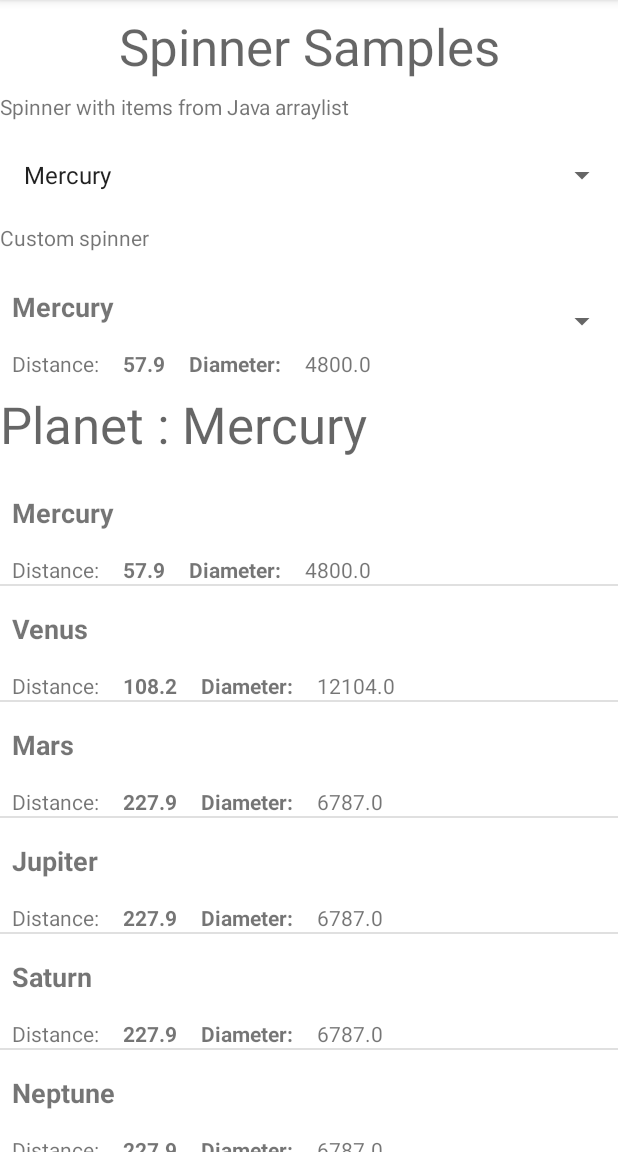
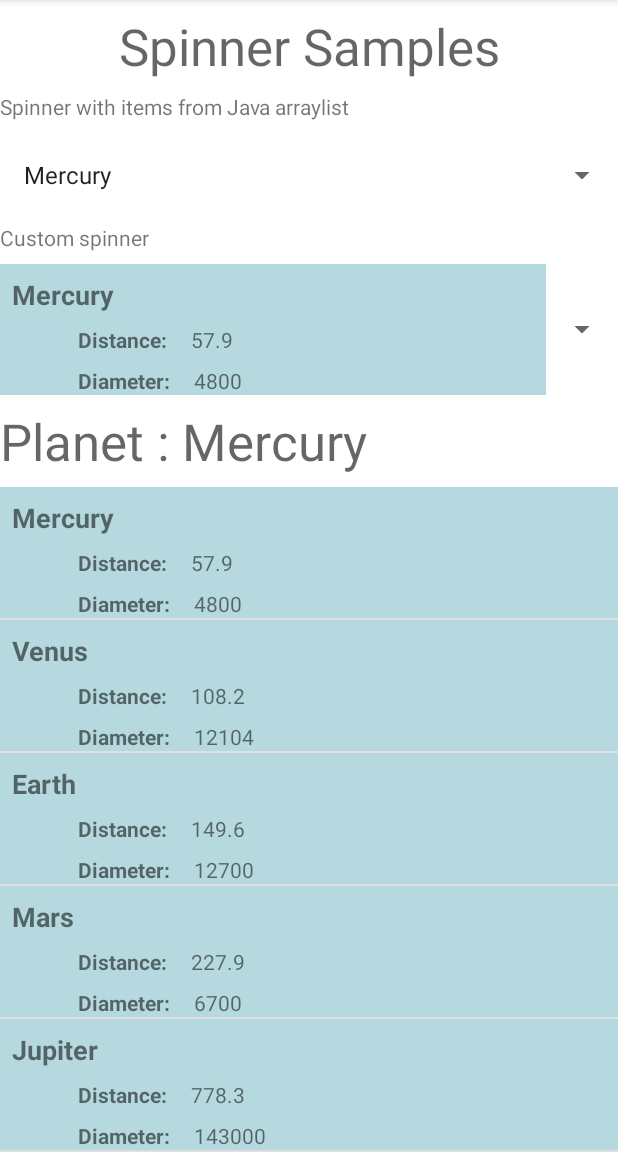
Before and after one commit to tgibbons-css/CIS3334_Planet_Spinners_ListView, an Android app: the screen it shows after launch (MainActivity), on a phone screen of 412 x 824 dp, the part 84-1236 px from its top. Run offline under Robolectric (Android 15) with nearby library versions, the phone set to English and light mode, and no system bars.

Commit message:
Fixed errror with planet display in spinner

```diff
--- a/app/src/main/java/css/planets/MainActivity.java
+++ b/app/src/main/java/css/planets/MainActivity.java
@@ -35,14 +35,20 @@ public class MainActivity extends AppCompatActivity {
     private void initializePlanetList() {
         planetList = new ArrayList<Planet>();
         // planet data from http://www.enchantedlearning.com/subjects/astronomy/planets/
-        planetList.add(new Planet("Mercury", 57.9, 4800.0));
-        planetList.add(new Planet("Venus", 108.2, 12104.0));
-        planetList.add(new Planet("Mars", 227.9, 6787.0));
-        planetList.add(new Planet("Jupiter", 227.9, 6787.0));
-        planetList.add(new Planet("Saturn", 227.9, 6787.0));
-        planetList.add(new Planet("Neptune", 227.9, 6787.0));
-        planetList.add(new Planet("Uranus", 227.9, 6787.0));
-        planetList.add(new Planet("Pluto", 227.9, 6787.0));
+        planetList.add(new Planet("Mercury", 57.9, 4800));
+        planetList.add(new Planet("Venus", 108.2, 12104));
+        planetList.add(new Planet("Earth", 149.6, 12700));
+        planetList.add(new Planet("Mars", 227.9, 6700));
+        planetList.add(new Planet("Jupiter", 778.3, 143000));
+        planetList.add(new Planet("Saturn", 1427.0, 120000));
+        planetList.add(new Planet("Uranus", 2871.0, 51100));
+        planetList.add(new Planet("Neptune", 4497.1, 48600));
+        planetList.add(new Planet("Pluto (dwarf)", 5913.0, 2274));
+        planetList.add(new Planet("Tatoonie", 99999.9, 11000));
+        planetList.add(new Planet("Hoth", 99999.9, 7000));
+        planetList.add(new Planet("Naboo", 99999.9, 14000));
+        planetList.add(new Planet("Alderaan", 99999.9, 15000));
+        planetList.add(new Planet("Dagobah", 99999.9, 11000));
     }
 
     private void setupStandardSpinner() {
@@ -72,7 +78,7 @@ public class MainActivity extends AppCompatActivity {
     private void setupCustomSpinner() {
         spinnerCustom = (Spinner) findViewById(R.id.spinnerCustom);
         // create the custom array adapter. The 3rd parameter is just a placeholder for the parent class pointing to any textview in the new layout.
-        ArrayAdapter<Planet> planetAdapter = new PlanetAdapter(this, R.layout.planet_row, R.id.textViewPlanetName, planetList);
+        PlanetAdapter planetAdapter = new PlanetAdapter(this, 0, planetList);
         planetAdapter.setDropDownViewResource(R.layout.planet_row);
         spinnerCustom.setAdapter(planetAdapter);
         //-------------------------------------
@@ -91,7 +97,7 @@ public class MainActivity extends AppCompatActivity {
     }
 
     private void setupListView() {
-        ArrayAdapter<Planet> planetScrollAdapter = new PlanetAdapter(this, R.layout.planet_row, R.id.textViewPlanetName, planetList);
+        PlanetAdapter planetScrollAdapter = new PlanetAdapter(this, 0, planetList);
         planetScrollAdapter.setDropDownViewResource(R.layout.planet_row);
         listViewPlanets.setAdapter(planetScrollAdapter);
     }
--- a/app/src/main/java/css/planets/Planet.java
+++ b/app/src/main/java/css/planets/Planet.java
@@ -7,19 +7,19 @@ package css.planets;
 public class Planet {
     private String name;
     private Double distanceFromSol;
-    private Double diameter;
+    private Integer diameter;
 
-    public Planet(String name, Double distanceFromSol, Double diameter) {
+    public Planet(String name, Double distanceFromSol, Integer diameter) {
         this.name = name;
         this.distanceFromSol = distanceFromSol;
         this.diameter = diameter;
     }
 
-    public Double getDiameter() {
+    public Integer getDiameter() {
         return diameter;
     }
 
-    public void setDiameter(Double diameter) {
+    public void setDiameter(Integer diameter) {
         this.diameter = diameter;
     }
 
--- a/app/src/main/java/css/planets/PlanetAdapter.java
+++ b/app/src/main/java/css/planets/PlanetAdapter.java
@@ -11,31 +11,34 @@ import android.widget.TextView;
 import java.util.ArrayList;
 import java.util.List;
 
-/**
- * Created by cssuser on 2/15/2017.
- */
-
 public class PlanetAdapter extends ArrayAdapter<Planet> {
 
     private List<Planet> planetList;
     private Context context;
 
-    public PlanetAdapter(Context context, int resource, int tvID, List<Planet> objects) {
+    public PlanetAdapter(Context context, int resource, List<Planet> planets) {
         //super(context, R.layout.country_list_item, R.id.txtViewCountryName, objects);
-        super(context, resource, tvID, objects);
+        super(context, resource, planets);
         this.context = context;
-        this.planetList = objects;
+        this.planetList = planets;
     }
 
     @Override
-    public View getView(int position, View convertView,
-                        ViewGroup parent) {
+    public View getView(int position, View convertView, ViewGroup parent) {
+        return setupView(position);
+    }
+
+    @Override
+    public View getDropDownView(int position, View convertView, ViewGroup parent) {
+        return setupView(position);
+    }
+
+    private View setupView(int position) {
         //get the planet we are displaying
         Planet planet = planetList.get(position);
-        View view;
 
         LayoutInflater inflater = (LayoutInflater) context.getSystemService(Activity.LAYOUT_INFLATER_SERVICE);
-        view = inflater.inflate(R.layout.planet_row, null);
+        View view = inflater.inflate(R.layout.planet_row, null);
 
         TextView tvName=(TextView)view.findViewById(R.id.textViewPlanetName);
         TextView tvDistance=(TextView)view.findViewById(R.id.textViewPlanetDistance);
@@ -43,7 +46,6 @@ public class PlanetAdapter extends ArrayAdapter<Planet> {
         tvName.setText(planet.getName());
         tvDistance.setText(planet.getDistanceFromSol().toString());
         tvDiameter.setText(planet.getDiameter().toString());
-
-        return(view);
+        return view;
     }
 }
--- a/app/src/main/res/layout/activity_main.xml
+++ b/app/src/main/res/layout/activity_main.xml
@@ -64,9 +64,10 @@
 
     <ListView
         android:id="@+id/listViewPlanets"
-        android:layout_width="wrap_content"
+        android:layout_width="match_parent"
         android:layout_height="0dp"
         android:layout_marginTop="8dp"
+        android:backgroundTint="@color/teal_200"
         app:layout_constraintBottom_toBottomOf="parent"
         app:layout_constraintTop_toBottomOf="@+id/textViewDisplayItem"
         app:layout_constraintVertical_bias="1.0"
--- a/app/src/main/res/layout/planet_row.xml
+++ b/app/src/main/res/layout/planet_row.xml
@@ -3,7 +3,8 @@
     xmlns:app="http://schemas.android.com/apk/res-auto"
     xmlns:tools="http://schemas.android.com/tools"
     android:layout_width="match_parent"
-    android:layout_height="match_parent">
+    android:layout_height="match_parent"
+    android:background="#907CBCC5">
 
 
     <TextView
@@ -11,12 +12,12 @@
         android:layout_width="0dp"
         android:layout_height="wrap_content"
         android:layout_marginStart="8dp"
-        android:layout_marginTop="16dp"
+        android:layout_marginTop="8dp"
         android:text="Planet Name Here"
         android:textSize="18sp"
         android:textStyle="normal|bold"
         app:layout_constraintEnd_toEndOf="parent"
-        app:layout_constraintHorizontal_bias="0.0"
+        app:layout_constraintHorizontal_bias="1.0"
         app:layout_constraintStart_toStartOf="parent"
         app:layout_constraintTop_toTopOf="parent" />
 
@@ -27,8 +28,7 @@
         android:layout_marginStart="16dp"
         android:layout_weight="1"
         android:fontFamily="sans-serif"
-        android:text="TextView"
-        android:textStyle="normal|bold"
+        android:text="textViewPlanetDistance"
         app:layout_constraintStart_toEndOf="@+id/textView7"
         app:layout_constraintTop_toTopOf="@+id/textView7" />
 
@@ -36,10 +36,11 @@
         android:id="@+id/textView7"
         android:layout_width="wrap_content"
         android:layout_height="wrap_content"
-        android:layout_marginStart="8dp"
-        android:layout_marginTop="16dp"
+        android:layout_marginStart="52dp"
+        android:layout_marginTop="8dp"
         android:layout_weight="0.20"
         android:text="Distance:"
+        android:textStyle="normal|bold"
         app:layout_constraintStart_toStartOf="parent"
         app:layout_constraintTop_toBottomOf="@+id/textViewPlanetName" />
 
@@ -47,12 +48,12 @@
         android:id="@+id/textView8"
         android:layout_width="wrap_content"
         android:layout_height="wrap_content"
-        android:layout_marginStart="16dp"
+        android:layout_marginTop="8dp"
         android:layout_weight="0.26"
         android:text="Diameter:"
         android:textStyle="normal|bold"
-        app:layout_constraintStart_toEndOf="@+id/textViewPlanetDistance"
-        app:layout_constraintTop_toTopOf="@+id/textView7" />
+        app:layout_constraintStart_toStartOf="@+id/textView7"
+        app:layout_constraintTop_toBottomOf="@+id/textView7" />
 
     <TextView
         android:id="@+id/textViewPlanetDiameter"
@@ -60,7 +61,7 @@
         android:layout_height="wrap_content"
         android:layout_marginStart="16dp"
         android:layout_weight="1"
-        android:text="textview"
+        android:text="textViewPlanetDiameter"
         app:layout_constraintStart_toEndOf="@+id/textView8"
         app:layout_constraintTop_toTopOf="@+id/textView8" />
 
```
